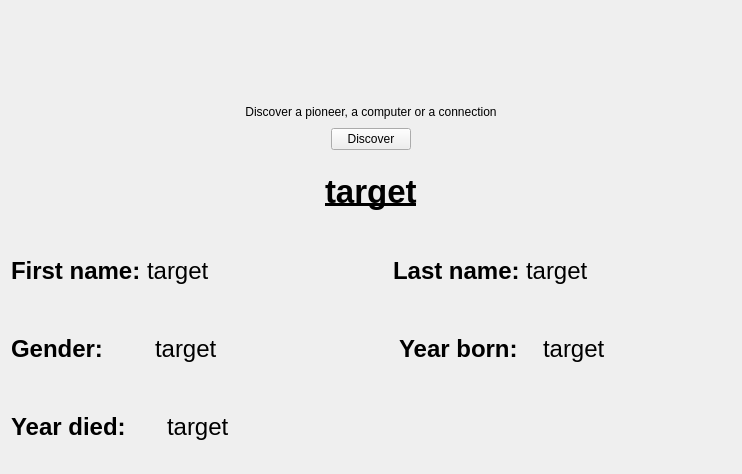
This is hoopergui/discover_widget.ui in VLN1-15-30/fall-project as Qt 5 draws it before an edit. The edited form follows.
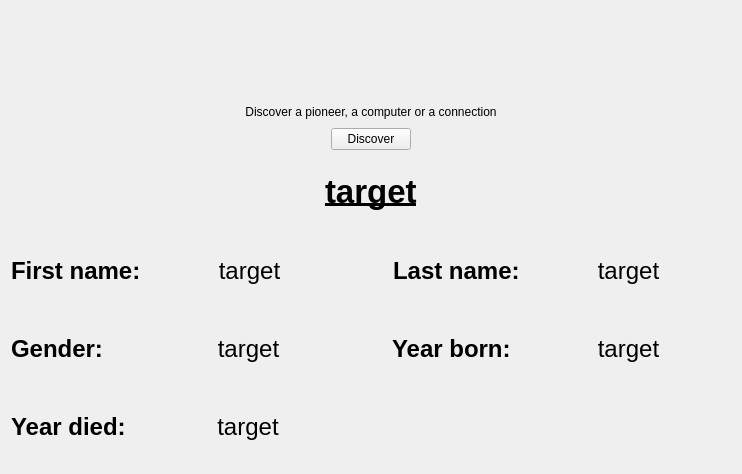
This is the edited form. Icons and pictures are not drawn.

The edit to the form file:
```diff
--- a/hoopergui/discover_widget.ui
+++ b/hoopergui/discover_widget.ui
@@ -6,7 +6,7 @@
    <rect>
     <x>0</x>
     <y>0</y>
-    <width>696</width>
+    <width>697</width>
     <height>474</height>
    </rect>
   </property>
@@ -149,6 +149,9 @@
        <property name="text">
         <string>target</string>
        </property>
+       <property name="alignment">
+        <set>Qt::AlignCenter</set>
+       </property>
       </widget>
      </item>
      <item>
@@ -203,6 +206,9 @@
        <property name="text">
         <string>target</string>
        </property>
+       <property name="alignment">
+        <set>Qt::AlignCenter</set>
+       </property>
       </widget>
      </item>
     </layout>
@@ -225,6 +231,12 @@
      </item>
      <item>
       <widget class="QLabel" name="label_target_3">
+       <property name="minimumSize">
+        <size>
+         <width>205</width>
+         <height>0</height>
+        </size>
+       </property>
        <property name="font">
         <font>
          <pointsize>18</pointsize>
@@ -233,6 +245,9 @@
        <property name="text">
         <string>target</string>
        </property>
+       <property name="alignment">
+        <set>Qt::AlignCenter</set>
+       </property>
       </widget>
      </item>
      <item>
@@ -245,7 +260,7 @@
        </property>
        <property name="sizeHint" stdset="0">
         <size>
-         <width>100</width>
+         <width>35</width>
          <height>20</height>
         </size>
        </property>
@@ -267,6 +282,12 @@
      </item>
      <item>
       <widget class="QLabel" name="label_target_4">
+       <property name="minimumSize">
+        <size>
+         <width>205</width>
+         <height>0</height>
+        </size>
+       </property>
        <property name="font">
         <font>
          <pointsize>18</pointsize>
@@ -275,24 +296,11 @@
        <property name="text">
         <string>target</string>
        </property>
+       <property name="alignment">
+        <set>Qt::AlignCenter</set>
+       </property>
       </widget>
      </item>
-     <item>
-      <spacer name="horizontalSpacer_2">
-       <property name="orientation">
-        <enum>Qt::Horizontal</enum>
-       </property>
-       <property name="sizeType">
-        <enum>QSizePolicy::Fixed</enum>
-       </property>
-       <property name="sizeHint" stdset="0">
-        <size>
-         <width>50</width>
-         <height>20</height>
-        </size>
-       </property>
-      </spacer>
-     </item>
     </layout>
    </item>
    <item>
@@ -313,6 +321,12 @@
      </item>
      <item>
       <widget class="QLabel" name="label_target_5">
+       <property name="minimumSize">
+        <size>
+         <width>222</width>
+         <height>0</height>
+        </size>
+       </property>
        <property name="font">
         <font>
          <pointsize>18</pointsize>
@@ -321,6 +335,9 @@
        <property name="text">
         <string>target</string>
        </property>
+       <property name="alignment">
+        <set>Qt::AlignCenter</set>
+       </property>
       </widget>
      </item>
      <item>
@@ -333,12 +350,38 @@
        </property>
        <property name="sizeHint" stdset="0">
         <size>
-         <width>415</width>
+         <width>35</width>
          <height>20</height>
         </size>
        </property>
       </spacer>
      </item>
+     <item>
+      <widget class="QLabel" name="label_3">
+       <property name="minimumSize">
+        <size>
+         <width>80</width>
+         <height>0</height>
+        </size>
+       </property>
+       <property name="text">
+        <string/>
+       </property>
+      </widget>
+     </item>
+     <item>
+      <widget class="QLabel" name="label_2">
+       <property name="minimumSize">
+        <size>
+         <width>205</width>
+         <height>0</height>
+        </size>
+       </property>
+       <property name="text">
+        <string/>
+       </property>
+      </widget>
+     </item>
     </layout>
    </item>
   </layout>
```
